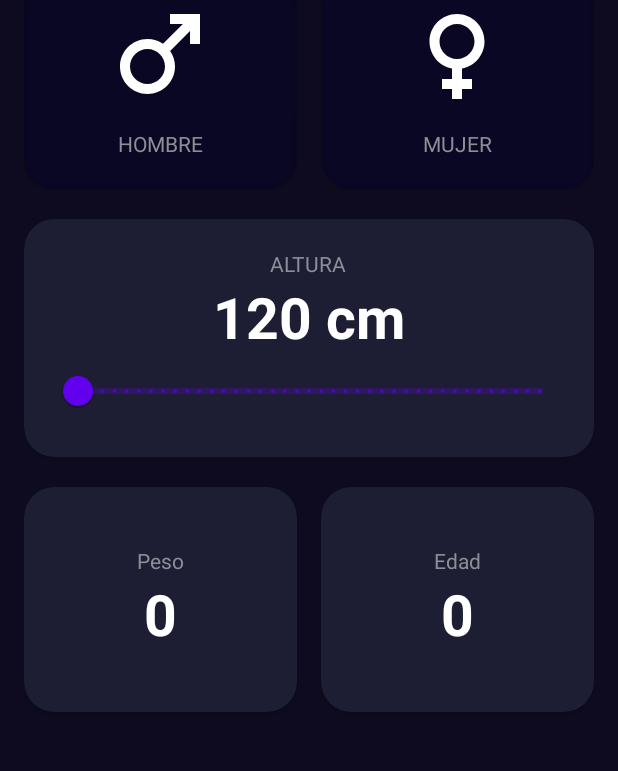
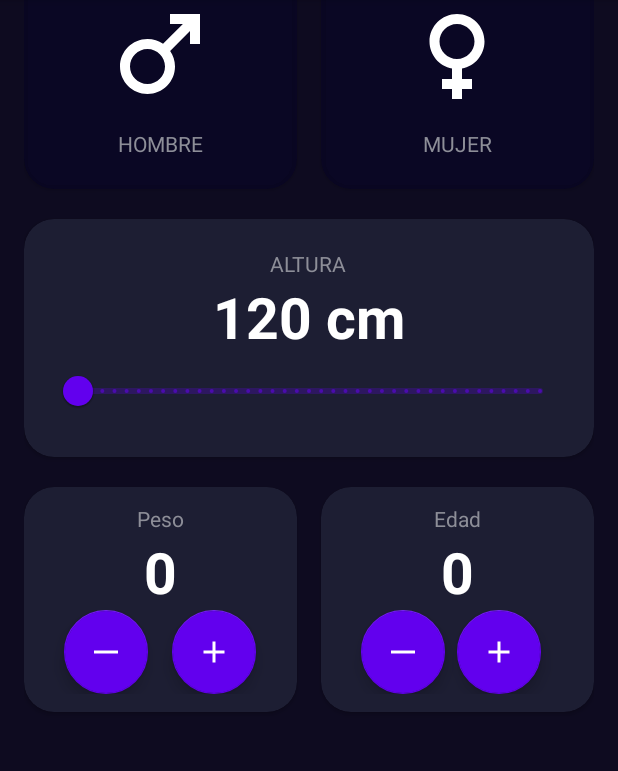
Before and after one commit to josecantero/cursoKotlin, an Android app: the IMCAppActivity screen opened directly, with no data from a screen before it, on a phone screen of 412 x 824 dp, the part 84-855 px from its top. Run offline under Robolectric (Android 15) with nearby library versions, the phone set to English and light mode, and no system bars.

Commit message:
se agrega botones a la sección de peso y edad

```diff
--- a/app/src/main/java/com/example/cursokotlin/IMCCalculator/IMCAppActivity.kt
+++ b/app/src/main/java/com/example/cursokotlin/IMCCalculator/IMCAppActivity.kt
@@ -8,6 +8,7 @@ import androidx.activity.enableEdgeToEdge
 import androidx.appcompat.app.AppCompatActivity
 import androidx.cardview.widget.CardView
 import com.example.cursokotlin.R
+import com.google.android.material.floatingactionbutton.FloatingActionButton
 import com.google.android.material.slider.RangeSlider
 
 class IMCAppActivity : AppCompatActivity() {
@@ -15,6 +16,10 @@ class IMCAppActivity : AppCompatActivity() {
     private lateinit var viewFemale:CardView
     private lateinit var tvHeight:TextView
     private lateinit var rsHeight:RangeSlider
+    private lateinit var btnSubsWeight: FloatingActionButton
+    private lateinit var btnAddWeight:FloatingActionButton
+    private lateinit var btnSubsAge:FloatingActionButton
+    private lateinit var btnAddAge:FloatingActionButton
 
     private var isMaleSelected:Boolean = true
     private var isFemaleSelected:Boolean = false
@@ -41,6 +46,10 @@ class IMCAppActivity : AppCompatActivity() {
         viewFemale = findViewById(R.id.rightCard)
         tvHeight = findViewById(R.id.tvHeight)
         rsHeight = findViewById(R.id.rsHeight)
+        btnSubsWeight = findViewById(R.id.btnSubsWeight)
+        btnAddWeight = findViewById(R.id.btnAddWeight)
+        btnSubsAge = findViewById(R.id.btnSubsAge)
+        btnAddAge = findViewById(R.id.btnAddAge)
     }
 
     @SuppressLint("SetTextI18n")
--- /dev/null
+++ b/app/src/main/res/drawable/ic_add.xml
@@ -0,0 +1,5 @@
+<vector xmlns:android="http://schemas.android.com/apk/res/android" android:height="24dp" android:tint="#FFFFFF" android:viewportHeight="24" android:viewportWidth="24" android:width="24dp">
+
+    <path android:fillColor="@android:color/white" android:pathData="M19,13h-6v6h-2v-6H5v-2h6V5h2v6h6v2z"/>
+
+</vector>
--- /dev/null
+++ b/app/src/main/res/drawable/ic_substract.xml
@@ -0,0 +1,5 @@
+<vector xmlns:android="http://schemas.android.com/apk/res/android" android:height="24dp" android:tint="#FFFFFF" android:viewportHeight="24" android:viewportWidth="24" android:width="24dp">
+
+    <path android:fillColor="@android:color/white" android:fillType="evenOdd" android:pathData="M4,11h16v2h-16z"/>
+
+</vector>
--- a/app/src/main/res/layout/activity_imcapp.xml
+++ b/app/src/main/res/layout/activity_imcapp.xml
@@ -146,11 +146,36 @@
 
             <TextView
                 android:layout_width="wrap_content"
-                android:layout_height="wrap_content"
                 android:text="0"
                 android:textColor="@color/white"
+                android:layout_height="wrap_content"
                 android:textSize="38sp"
                 android:textStyle="bold"/>
+
+            <androidx.appcompat.widget.LinearLayoutCompat
+                android:layout_width="match_parent"
+                android:layout_height="wrap_content"
+                android:orientation="horizontal"
+                android:gravity="center">
+
+                <com.google.android.material.floatingactionbutton.FloatingActionButton
+                    android:id="@+id/btnSubsWeight"
+                    android:layout_width="wrap_content"
+                    android:layout_height="wrap_content"
+                    android:layout_marginEnd="8dp"
+                    app:backgroundTint="@color/purple_500"
+                    android:src="@drawable/ic_substract"
+                    app:tint="@color/white"/>
+
+                <com.google.android.material.floatingactionbutton.FloatingActionButton
+                    android:id="@+id/btnAddWeight"
+                    android:layout_width="wrap_content"
+                    android:layout_height="wrap_content"
+                    android:layout_marginStart="8dp"
+                    app:backgroundTint="@color/purple_500"
+                    android:src="@drawable/ic_add"
+                    app:tint="@color/white"/>
+            </androidx.appcompat.widget.LinearLayoutCompat>
         </androidx.appcompat.widget.LinearLayoutCompat>
     </androidx.cardview.widget.CardView>
 
@@ -185,6 +210,31 @@
                 android:textColor="@color/white"
                 android:textSize="38sp"
                 android:textStyle="bold"/>
+
+            <androidx.appcompat.widget.LinearLayoutCompat
+                android:layout_width="match_parent"
+                android:layout_height="wrap_content"
+                android:orientation="horizontal"
+                android:gravity="center">
+                <com.google.android.material.floatingactionbutton.FloatingActionButton
+                    android:id="@+id/btnSubsAge"
+                    android:layout_width="wrap_content"
+                    android:layout_height="wrap_content"
+                    app:backgroundTint="@color/purple_500"
+                    android:layout_marginEnd="8dp"
+                    android:src="@drawable/ic_substract"
+                    app:tint="@color/white"/>
+
+                <com.google.android.material.floatingactionbutton.FloatingActionButton
+                    android:id="@+id/btnAddAge"
+                    android:layout_width="wrap_content"
+                    android:layout_height="wrap_content"
+                    app:backgroundTint="@color/purple_500"
+                    android:layout_marginEnd="8dp"
+                    android:src="@drawable/ic_add"
+                    app:tint="@color/white"/>
+
+            </androidx.appcompat.widget.LinearLayoutCompat>
         </androidx.appcompat.widget.LinearLayoutCompat>
     </androidx.cardview.widget.CardView>
 </androidx.constraintlayout.widget.ConstraintLayout>
```
